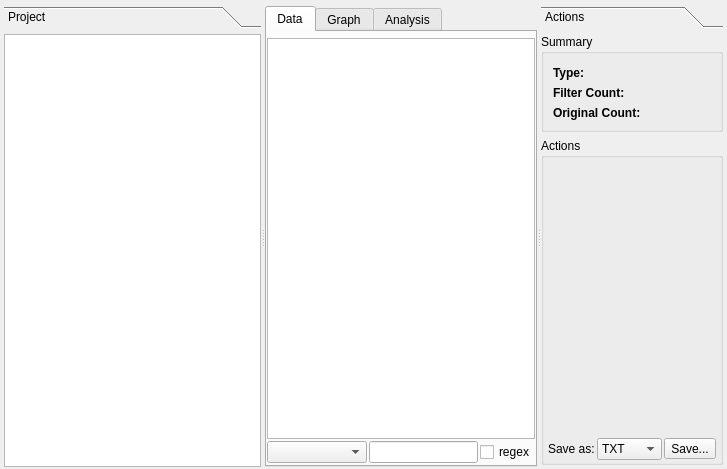
Above: sub3suite/src/project/Project.ui from 3nock/OTE before the change. Below: the same form after it.
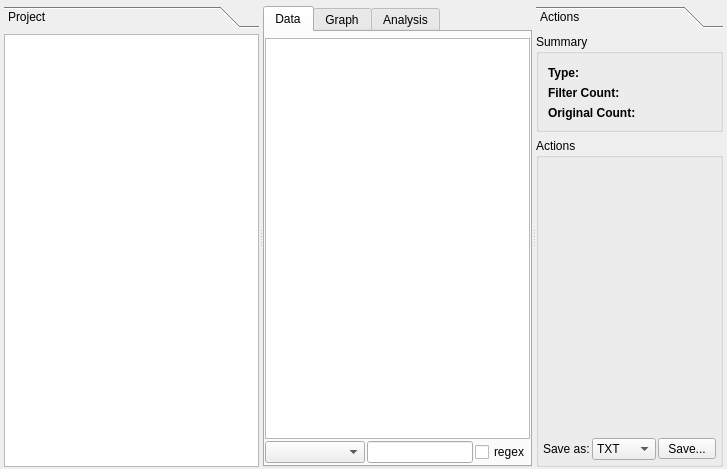
That is the form after the change.

Commit message: functionality: opening project

Diff of the .ui file:
```diff
--- a/sub3suite/src/project/Project.ui
+++ b/sub3suite/src/project/Project.ui
@@ -222,7 +222,7 @@
         <rect>
          <x>0</x>
          <y>0</y>
-         <width>162</width>
+         <width>168</width>
          <height>423</height>
         </rect>
        </property>
@@ -240,7 +240,7 @@
          <number>0</number>
         </property>
         <property name="bottomMargin">
-         <number>2</number>
+         <number>0</number>
         </property>
         <item>
          <widget class="QGroupBox" name="groupBox">
@@ -381,7 +381,7 @@
             <number>4</number>
            </property>
            <property name="bottomMargin">
-            <number>2</number>
+            <number>4</number>
            </property>
            <item>
             <spacer name="verticalSpacer">
@@ -411,7 +411,7 @@
                </property>
                <property name="minimumSize">
                 <size>
-                 <width>45</width>
+                 <width>0</width>
                  <height>0</height>
                 </size>
                </property>
@@ -447,7 +447,7 @@
              <item>
               <widget class="QToolButton" name="buttonSave">
                <property name="text">
-                <string>Save...</string>
+                <string> Save... </string>
                </property>
               </widget>
              </item>
```
The commit also changes 26 other files.
